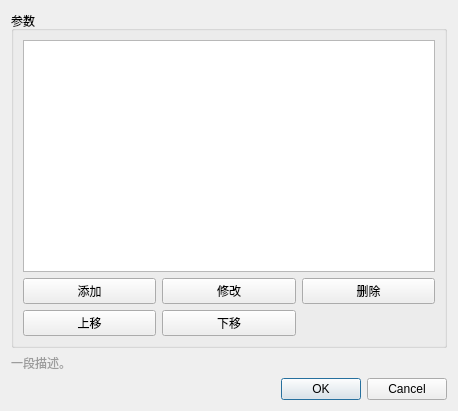
Before: the Qt Designer form DrillGIFActionSequenceEditor/Source/Utils/widgetForm/QStringListEditor/W_QStringListEditor.ui in DrillUp/DrillGIFActionSequenceEditor, drawn with Qt 5.
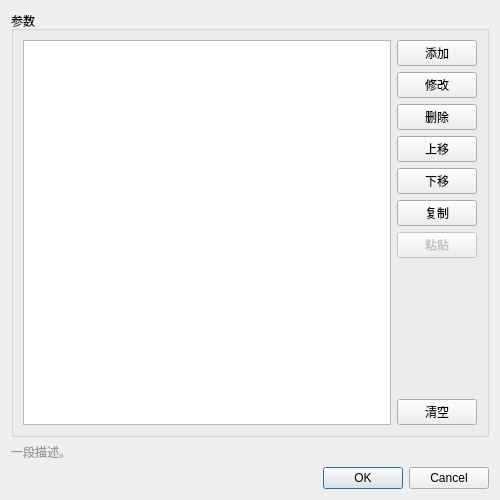
After: the same form once the commit is applied.

```diff
--- a/DrillGIFActionSequenceEditor/Source/Utils/widgetForm/QStringListEditor/W_QStringListEditor.ui
+++ b/DrillGIFActionSequenceEditor/Source/Utils/widgetForm/QStringListEditor/W_QStringListEditor.ui
@@ -6,62 +6,103 @@
    <rect>
     <x>0</x>
     <y>0</y>
-    <width>458</width>
-    <height>411</height>
+    <width>500</width>
+    <height>500</height>
    </rect>
   </property>
   <property name="windowTitle">
    <string>字符串列表窗口</string>
   </property>
-  <layout class="QVBoxLayout" name="verticalLayout">
+  <layout class="QVBoxLayout" name="verticalLayout" stretch="1,0,0">
    <item>
     <widget class="QGroupBox" name="groupBox">
      <property name="title">
       <string>参数</string>
      </property>
      <layout class="QGridLayout" name="gridLayout">
+      <item row="0" column="1">
+       <layout class="QVBoxLayout" name="verticalLayout_operate">
+        <item>
+         <widget class="QPushButton" name="pushButton_add">
+          <property name="text">
+           <string>添加</string>
+          </property>
+         </widget>
+        </item>
+        <item>
+         <widget class="QPushButton" name="pushButton_modify">
+          <property name="text">
+           <string>修改</string>
+          </property>
+         </widget>
+        </item>
+        <item>
+         <widget class="QPushButton" name="pushButton_delete">
+          <property name="text">
+           <string>删除</string>
+          </property>
+         </widget>
+        </item>
+        <item>
+         <widget class="QPushButton" name="pushButton_moveUp">
+          <property name="text">
+           <string>上移</string>
+          </property>
+         </widget>
+        </item>
+        <item>
+         <widget class="QPushButton" name="pushButton_moveDown">
+          <property name="text">
+           <string>下移</string>
+          </property>
+         </widget>
+        </item>
+        <item>
+         <widget class="QPushButton" name="pushButton_copy">
+          <property name="text">
+           <string>复制</string>
+          </property>
+         </widget>
+        </item>
+        <item>
+         <widget class="QPushButton" name="pushButton_paste">
+          <property name="enabled">
+           <bool>false</bool>
+          </property>
+          <property name="text">
+           <string>粘贴</string>
+          </property>
+         </widget>
+        </item>
+       </layout>
+      </item>
       <item row="1" column="1">
-       <widget class="QPushButton" name="pushButton_modify">
-        <property name="text">
-         <string>修改</string>
+       <spacer name="verticalSpacer">
+        <property name="orientation">
+         <enum>Qt::Vertical</enum>
         </property>
-       </widget>
-      </item>
-      <item row="1" column="0">
-       <widget class="QPushButton" name="pushButton_add">
-        <property name="text">
-         <string>添加</string>
+        <property name="sizeHint" stdset="0">
+         <size>
+          <width>20</width>
+          <height>40</height>
+         </size>
         </property>
-       </widget>
+       </spacer>
       </item>
-      <item row="1" column="2">
-       <widget class="QPushButton" name="pushButton_delete">
+      <item row="2" column="1">
+       <widget class="QPushButton" name="pushButton_clear">
         <property name="text">
-         <string>删除</string>
+         <string>清空</string>
         </property>
        </widget>
       </item>
-      <item row="0" column="0" colspan="3">
+      <item row="0" column="0" rowspan="3">
        <widget class="QTableWidget" name="tableWidget">
         <property name="editTriggers">
          <set>QAbstractItemView::NoEditTriggers</set>
         </property>
        </widget>
       </item>
-      <item row="2" column="0">
-       <widget class="QPushButton" name="pushButton_moveUp">
-        <property name="text">
-         <string>上移</string>
-        </property>
-       </widget>
-      </item>
-      <item row="2" column="1">
-       <widget class="QPushButton" name="pushButton_moveDown">
-        <property name="text">
-         <string>下移</string>
-        </property>
-       </widget>
-      </item>
      </layout>
     </widget>
    </item>
```
